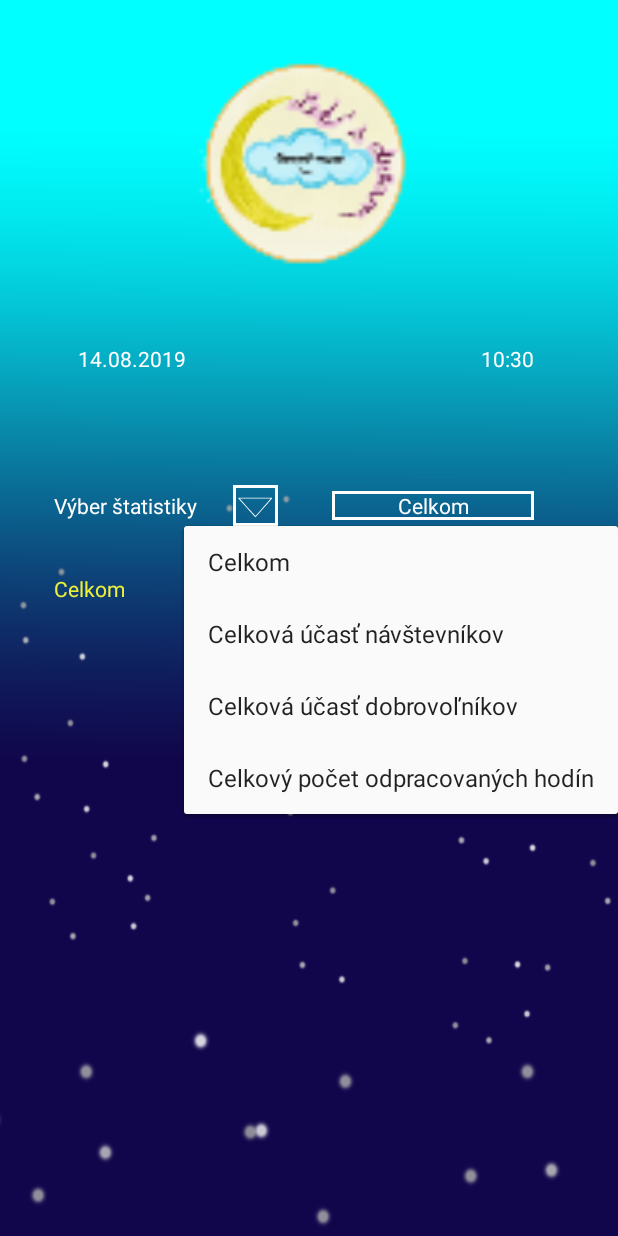
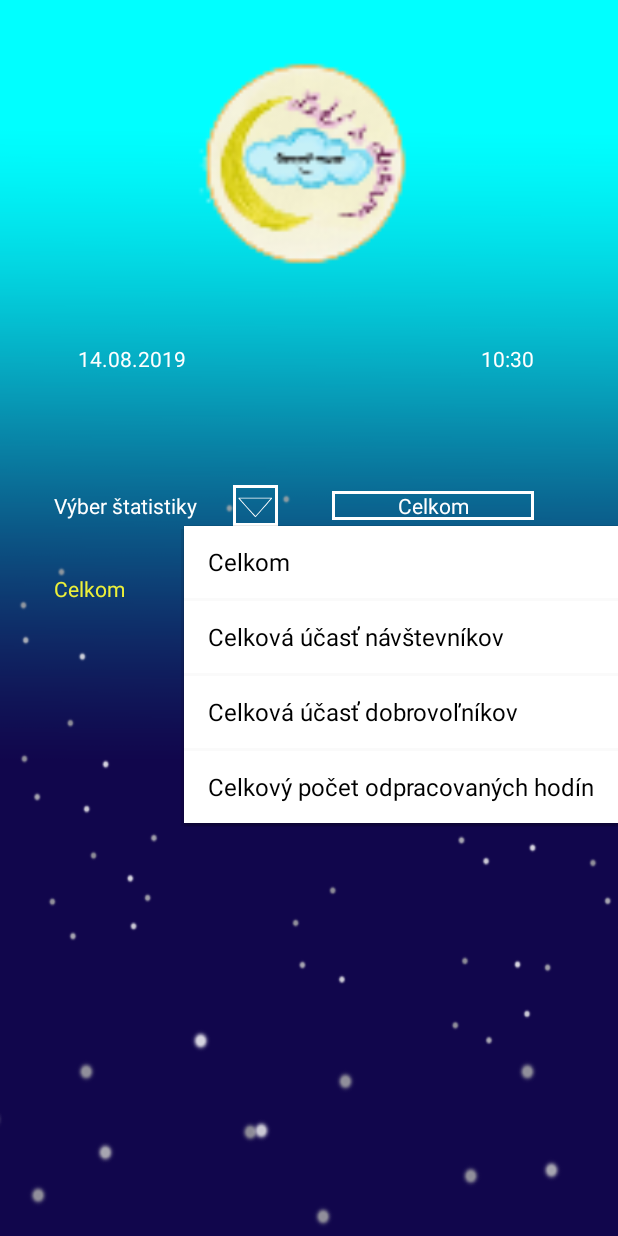
Before and after one commit to apuna12/LetsDream, an Android app: the StatistikyActivity screen opened directly, with no data from a screen before it, after a tap on an icon or button, on a phone screen of 412 x 824 dp. Run offline under Robolectric (Android 15) with nearby library versions, the light colour scheme and no system bars; libraries missing offline, so code that uses them is left out: com.github.mikephil.charting; plain views replace BarChart, LineChart, PieChart; network calls fail.

```diff
--- a/app/src/main/java/sk/letsdream/StatistikyActivity.kt
+++ b/app/src/main/java/sk/letsdream/StatistikyActivity.kt
@@ -2,6 +2,7 @@ package sk.letsdream
 
 import android.app.DatePickerDialog
 import android.app.PendingIntent.getActivity
+import android.content.Context
 import android.content.res.ColorStateList
 import android.content.res.Resources
 import android.database.SQLException
@@ -85,7 +86,9 @@ class StatistikyActivity : AppCompatActivity(), NavigationView.OnNavigationItemS
         val textViewStatName: TextView = findViewById(R.id.statFromSpinner)
         val textViewStatNameLabel: TextView = findViewById(R.id.názovStatistikyLABEL)
         val dbMethods: DBConnection = DBConnection()
-        var popUpMenu: PopupMenu = PopupMenu(this, imageButton)
+
+        val wrapper: Context = ContextThemeWrapper(this, R.style.popupMenuStyle)
+        var popUpMenu: PopupMenu = PopupMenu(wrapper, imageButton)
 
         popUpMenu.menuInflater.inflate(R.menu.array, popUpMenu.menu)
         textViewStatName.setText(popUpMenu.menu.getItem(0).toString())
--- /dev/null
+++ b/app/src/main/res/drawable/list_divider.xml
@@ -0,0 +1,7 @@
+<?xml version="1.0" encoding="utf-8"?>
+<shape
+    xmlns:android="http://schemas.android.com/apk/res/android"
+    android:shape="rectangle"
+    >
+    <solid android:color="#000000" />
+</shape>
--- a/app/src/main/res/layout/content_statistics.xml
+++ b/app/src/main/res/layout/content_statistics.xml
@@ -106,7 +106,9 @@
         android:id="@+id/barChart"
         android:layout_width="0dp"
         android:layout_height="0dp"
+        android:layout_marginStart="8dp"
         android:layout_marginTop="16dp"
+        android:layout_marginEnd="8dp"
         android:background="@color/colorDarkBlue"
         android:visibility="invisible"
         app:layout_constrainedHeight="true"
@@ -120,8 +122,9 @@
         android:id="@+id/lineChart"
         android:layout_width="0dp"
         android:layout_height="0dp"
+        android:layout_marginStart="8dp"
         android:layout_marginTop="16dp"
-        android:layout_marginBottom="44dp"
+        android:layout_marginEnd="8dp"
         android:background="@color/colorDarkBlue"
         android:visibility="invisible"
         app:layout_constrainedHeight="true"
@@ -135,7 +138,9 @@
         android:id="@+id/pieChart"
         android:layout_width="match_parent"
         android:layout_height="0dp"
+        android:layout_marginStart="8dp"
         android:layout_marginTop="16dp"
+        android:layout_marginEnd="8dp"
         android:background="@color/colorDarkBlue"
         android:visibility="invisible"
         app:layout_constrainedHeight="true"
--- a/app/src/main/res/values-v21/styles.xml
+++ b/app/src/main/res/values-v21/styles.xml
@@ -4,4 +4,10 @@
         <item name="windowNoTitle">true</item>
         <item name="android:statusBarColor">@android:color/transparent</item>
     </style>
+    <style name="popupMenuStyle" parent="Widget.AppCompat.ListView.DropDown">
+        <item name="android:textColor">#000</item>
+        <item name="android:itemBackground">#FFFFFF</item>
+        <item name="android:divider">@drawable/list_divider</item>
+        <item name="android:dividerHeight">2dp</item>
+    </style>
 </resources>
--- a/app/src/main/res/values/styles.xml
+++ b/app/src/main/res/values/styles.xml
@@ -22,4 +22,11 @@
         <item name="colorAccent">@color/colorTyrkys</item>
     </style>
 
+    <style name="popupMenuStyle">
+        <item name="android:textColor">#000</item>
+        <item name="android:itemBackground">#FFFFFF</item>
+        <item name="android:divider">@drawable/list_divider</item>
+        <item name="android:dividerHeight">2dp</item>
+    </style>
+
 </resources>
```
Also changed, not shown: app/src/main/java/sk/letsdream/AkcieActivity.kt (+4 -6 lines), app/src/main/java/sk/letsdream/helperMethods/ChartMethods.kt (+34 -3 lines), app/src/main/res/layout/content_register.xml (+7 -7 lines).
